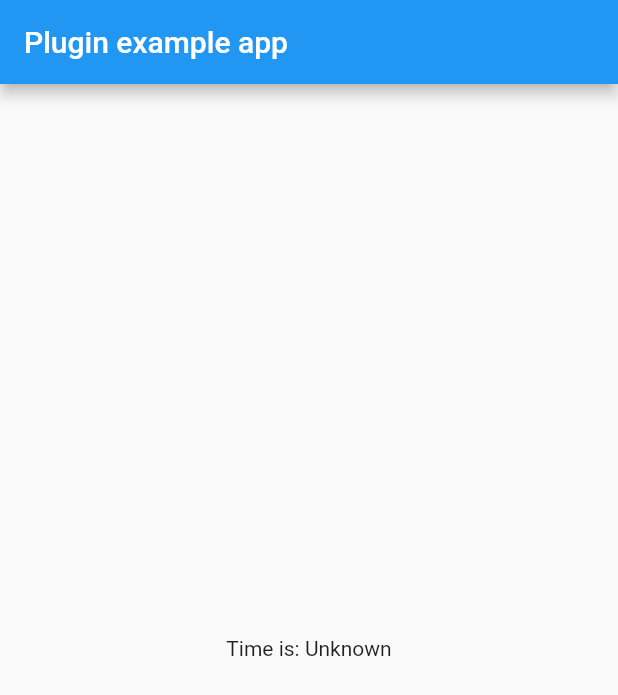
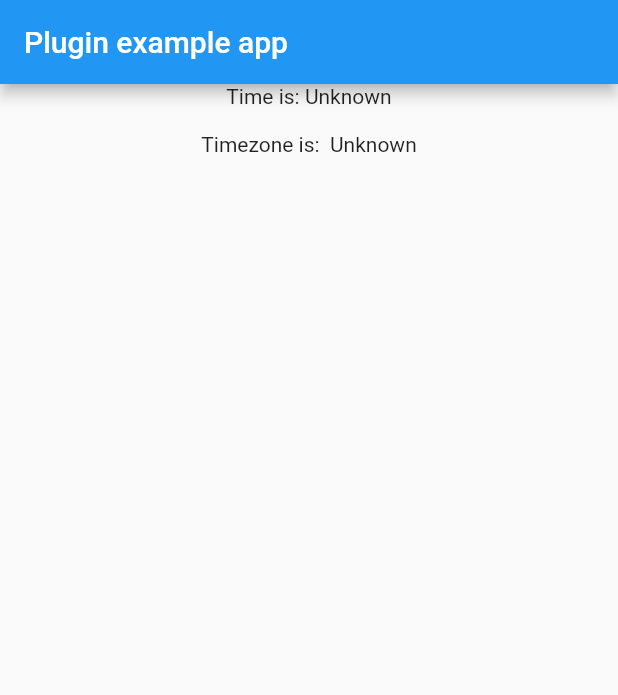
Before and after one commit to sunnykinger/AsgardTimeFlutter, a Flutter app: the screen it shows after launch, on a phone screen of 412 x 824 dp. Shown: the top 695 px of the screen. Run offline on Flutter 3.47's test engine with Material 2 defaults, Android fonts, the phone set to English and light mode, and no system bars.

Commit message:
added ios timezone identifier

```diff
--- a/example/lib/main.dart
+++ b/example/lib/main.dart
@@ -16,6 +16,7 @@ class MyApp extends StatefulWidget {
 class _MyAppState extends State<MyApp> {
   String _platformVersion = 'Unknown';
   String _currentTime = 'Unknown';
+  String _timezone = 'Unknown';
 
   @override
   void initState() {
@@ -27,10 +28,12 @@ class _MyAppState extends State<MyApp> {
   Future<void> initPlatformState() async {
     String platformVersion;
     String currentTime;
+    String timezone;
     // Platform messages may fail, so we use a try/catch PlatformException.
     try {
       platformVersion = await AsgardTime.platformVersion;
       currentTime = await AsgardTime.time;
+      timezone = await AsgardTime.timezone;
     } on PlatformException {
       platformVersion = 'Failed to get platform version.';
     }
@@ -43,6 +46,7 @@ class _MyAppState extends State<MyApp> {
     setState(() {
       _platformVersion = platformVersion;
       _currentTime = currentTime;
+      _timezone = timezone;
     });
   }
 
@@ -54,7 +58,12 @@ class _MyAppState extends State<MyApp> {
           title: const Text('Plugin example app'),
         ),
         body: Center(
-          child: Text('Time is: $_currentTime\n'),
+          child: Column(
+            children: [
+              Text('Time is: $_currentTime\n'),
+              Text('Timezone is:  $_timezone\n')
+            ],
+          ),
         ),
       ),
     );
--- a/pubspec.yaml
+++ b/pubspec.yaml
@@ -1,6 +1,6 @@
 name: asgard_time
 description: Plugin for time
-version: 0.0.2
+version: 0.0.4+1
 homepage: https://www.sunnykinger.me/
 repository: https://github.com/sunnykinger/AsgardTimeFlutter
 
```
Also changed, not shown: example/pubspec.lock, 1 other file.
